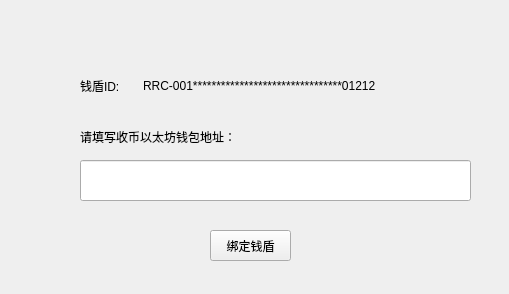
Old version of the form src/Receiver/Receiver.ui in the repository WalkerWaqiOrg/receiver.
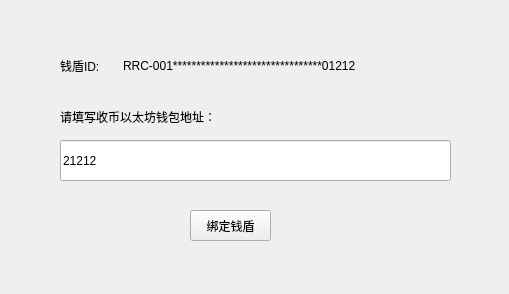
New version of the form.

```diff
--- a/src/Receiver/Receiver.ui
+++ b/src/Receiver/Receiver.ui
@@ -14,37 +14,43 @@
    <string>Receiver</string>
   </property>
   <widget class="QWidget" name="centralWidget">
-   <widget class="QLabel" name="label">
-    <property name="geometry">
-     <rect>
-      <x>80</x>
-      <y>80</y>
-      <width>54</width>
-      <height>12</height>
-     </rect>
+   <layout class="QHBoxLayout" name="horizontalLayout">
+    <property name="spacing">
+     <number>0</number>
     </property>
-    <property name="text">
-     <string>钱盾ID:</string>
+    <property name="leftMargin">
+     <number>0</number>
     </property>
-   </widget>
-   <widget class="QLabel" name="label_2">
+    <property name="topMargin">
+     <number>0</number>
+    </property>
+    <property name="rightMargin">
+     <number>0</number>
+    </property>
+    <property name="bottomMargin">
+     <number>0</number>
+    </property>
+    <item>
+     <widget class="QStackedWidget" name="stackedWidget">
+      <widget class="QWidget" name="page">
+       <widget class="QPushButton" name="btnBind">
     <property name="geometry">
      <rect>
-      <x>80</x>
-      <y>121</y>
-      <width>161</width>
+          <x>190</x>
+          <y>210</y>
+          <width>81</width>
       <height>31</height>
      </rect>
     </property>
     <property name="text">
-     <string>请填写收币以太坊钱包地址：</string>
+         <string>绑定钱盾</string>
     </property>
    </widget>
    <widget class="QLabel" name="label_3">
     <property name="geometry">
      <rect>
-      <x>143</x>
-      <y>70</y>
+          <x>123</x>
+          <y>50</y>
       <width>331</width>
       <height>31</height>
      </rect>
@@ -53,29 +59,50 @@
      <string>RRC-001********************************01212</string>
     </property>
    </widget>
+       <widget class="QLabel" name="label_2">
+        <property name="geometry">
+         <rect>
+          <x>60</x>
+          <y>101</y>
+          <width>161</width>
+          <height>31</height>
+         </rect>
+        </property>
+        <property name="text">
+         <string>请填写收币以太坊钱包地址：</string>
+        </property>
+       </widget>
    <widget class="QLineEdit" name="lineEdit">
     <property name="geometry">
      <rect>
-      <x>80</x>
-      <y>160</y>
+          <x>60</x>
+          <y>140</y>
       <width>391</width>
       <height>41</height>
      </rect>
     </property>
-   </widget>
-   <widget class="QPushButton" name="pushButton">
+        <property name="text">
+         <string>21212</string>
+        </property>
+       </widget>
+       <widget class="QLabel" name="label">
     <property name="geometry">
      <rect>
-      <x>210</x>
-      <y>230</y>
-      <width>81</width>
-      <height>31</height>
+          <x>60</x>
+          <y>60</y>
+          <width>54</width>
+          <height>12</height>
      </rect>
     </property>
     <property name="text">
-     <string>绑定钱盾</string>
-    </property>
-   </widget>
+         <string>钱盾ID:</string>
+        </property>
+       </widget>
+      </widget>
+      <widget class="QWidget" name="page_2"/>
+     </widget>
+    </item>
+   </layout>
   </widget>
  </widget>
  <layoutdefault spacing="6" margin="11"/>
```
Lines whose indentation alone changed are shown as unchanged.
